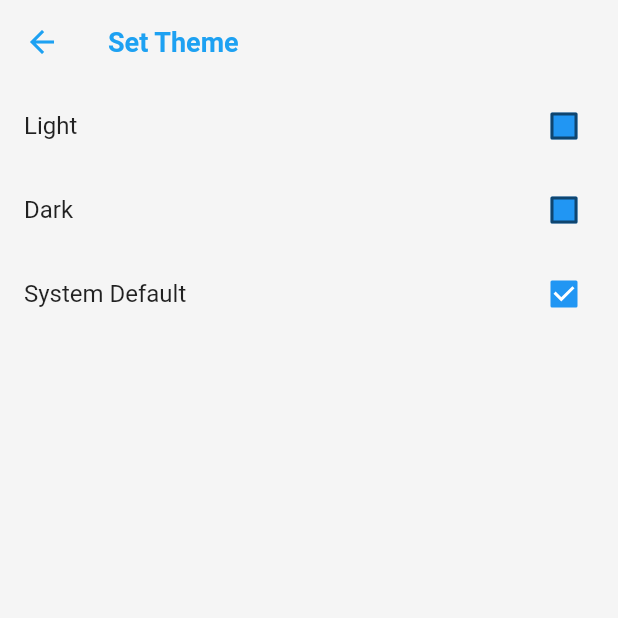
After one commit to svikapp/svik, a Flutter app: the SetThemeView screen opened by its route, after a tap on "System Default", on a phone screen of 412 x 824 dp, the top half of it. The commit adds this screen. Run offline on Flutter 3.47's test engine with Material 2 defaults, Android fonts, the phone set to English and light mode, and no system bars; our stand-ins replace bloc, equatable, eva_icons_flutter, flutter_bloc, get_it.

Commit message:
Updated Theme(Light/Dark)

```diff
--- a/lib/app.dart
+++ b/lib/app.dart
@@ -8,8 +8,11 @@ import 'package:svik2/presentation/cubit/theme/theme_cubit.dart';
 import 'package:svik2/presentation/pages/homepage_view.dart';
 import 'package:svik2/presentation/pages/login_view.dart';
 import 'package:svik2/presentation/pages/profile_view/profile_view.dart';
-import 'package:svik2/presentation/pages/settings_view/setting_view.dart';
+import 'package:svik2/presentation/pages/settings/setting_view.dart';
+import 'package:svik2/presentation/pages/settings/views/about_view/about_view.dart';
+import 'package:svik2/presentation/pages/settings/views/set_theme_view/set_theme_view.dart';
 import 'package:svik2/presentation/pages/signup_view.dart';
+import 'package:svik2/presentation/themes/app_theme.dart';
 
 class App extends StatelessWidget {
   const App({Key? key}) : super(key: key);
@@ -25,16 +28,21 @@ class App extends StatelessWidget {
           create: (context) => ThemeCubit(),
         )
       ],
-      child: BlocBuilder<ThemeCubit, ThemeData>(
-        builder: (context, theme) {
+      child: BlocBuilder<ThemeCubit, ThemeMode>(
+        builder: (context, themeMode) {
           return MaterialApp(
-            initialRoute:'/',
+            initialRoute: '/',
             routes: {
-              "/setting":(context) => SettingsView()
+              "/setting": (context) => SettingsView(),
+              "/settings/theme": (context) => SetThemeView(),
+              "/settings/about": (context) => AboutView()
             },
-                  theme: theme,
-                  home: HomePage(),
-                );
+            theme: AppTheme.light,
+            darkTheme: AppTheme.dark,
+            themeMode: themeMode,
+            home: HomePage(),
+            debugShowCheckedModeBanner: false,
+          );
         },
       ),
     );
--- a/lib/presentation/cubit/theme/theme_cubit.dart
+++ b/lib/presentation/cubit/theme/theme_cubit.dart
@@ -1,18 +1,35 @@
 import 'package:bloc/bloc.dart';
 import 'package:equatable/equatable.dart';
 import 'package:flutter/material.dart';
+import 'package:flutter/scheduler.dart';
 import 'package:svik2/presentation/themes/app_theme.dart';
 
 part 'theme_state.dart';
 
-class ThemeCubit extends Cubit<ThemeData> {
-  ThemeCubit() : super(AppTheme.light);
+class ThemeCubit extends Cubit<ThemeMode> {
+  ThemeCubit() : super(ThemeMode.light);
 
   void toggleTheme() {
     if (state == AppTheme.dark) {
-      emit(AppTheme.light);
+      emit(ThemeMode.light);
     } else {
-      emit(AppTheme.dark);
+      emit(ThemeMode.dark);
     }
   }
+
+  void switchToLight() {
+    emit(ThemeMode.light);
+  }
+
+  void switchToDark() {
+    emit(ThemeMode.dark);
+  }
+
+  void switchToSystemDefault() {
+    var brightness =
+        SchedulerBinding.instance.platformDispatcher.platformBrightness;
+    bool isDarkMode = brightness == Brightness.dark;
+    emit(ThemeMode.system);
+    // isDarkMode?emit(ThemeMode.dark):emit(ThemeMode.light);
+  }
 }
--- a/lib/presentation/pages/homepage_view.dart
+++ b/lib/presentation/pages/homepage_view.dart
@@ -33,9 +33,10 @@ class _HomePageState extends State<HomePage> {
               ProfileView()
             ],
           ),
-          bottomNavigationBar: BottomNavigationBar(
-            showSelectedLabels: false,
-            showUnselectedLabels: false,
+          bottomNavigationBar: Material(
+            elevation: 0,
+            child: BottomNavigationBar(
+              elevation: 0,
               type: BottomNavigationBarType.fixed,
               currentIndex: currentIndex,
               onTap: (index) {
@@ -69,6 +70,7 @@ class _HomePageState extends State<HomePage> {
                 ),
               ],
             ),
+          ),
         );
       },
     );
--- a/lib/presentation/pages/settings_view/setting_view.dart
+++ b/lib/presentation/pages/settings/setting_view.dart
@@ -1,7 +1,7 @@
 import 'package:flutter/material.dart';
 import 'package:flutter/src/widgets/framework.dart';
 import 'package:flutter/src/widgets/placeholder.dart';
-import 'package:svik2/presentation/pages/settings_view/widgets/settings_list.dart';
+import 'package:svik2/presentation/pages/settings/widgets/settings_list.dart';
 
 class SettingsView extends StatelessWidget {
   const SettingsView({super.key});
--- /dev/null
+++ b/lib/presentation/pages/settings/views/set_theme_view/set_theme_view.dart
@@ -0,0 +1,48 @@
+import 'package:flutter/material.dart';
+import 'package:flutter/src/widgets/container.dart';
+import 'package:flutter/src/widgets/framework.dart';
+import 'package:flutter_bloc/flutter_bloc.dart';
+import 'package:svik2/presentation/cubit/theme/theme_cubit.dart';
+import 'package:svik2/presentation/themes/app_theme.dart';
+
+class SetThemeView extends StatelessWidget {
+  const SetThemeView({super.key});
+
+  @override
+  Widget build(BuildContext context) {
+    return Scaffold(
+      appBar: AppBar(
+        title: Text("Set Theme"),
+      ),
+      body: BlocBuilder<ThemeCubit, ThemeMode>(
+        builder: (context, state) {
+          return Column(
+            children: [
+              CheckboxListTile(
+                title: Text("Light"),
+                value: state == ThemeMode.light,
+                onChanged: (v) {
+                  context.read<ThemeCubit>().switchToLight();
+                },
+              ),
+              CheckboxListTile(
+                title: Text("Dark"),
+                value:  state == ThemeMode.dark,
+                onChanged: (v) {
+                  context.read<ThemeCubit>().switchToDark();
+                },
+              ),
+              CheckboxListTile(
+                title: Text("System Default"),
+                value: state == ThemeMode.system,
+                onChanged: (v) {
+                  context.read<ThemeCubit>().switchToSystemDefault();
+                },
+              ),
+            ],
+          );
+        },
+      ),
+    );
+  }
+}
--- a/lib/presentation/themes/app_theme.dart
+++ b/lib/presentation/themes/app_theme.dart
@@ -4,33 +4,127 @@ import 'package:flutter/services.dart';
 class AppTheme {
   static ThemeData get light {
     return ThemeData(
-      primaryColor: Colors.blue,
-      fontFamily: 'Roboto',
-      useMaterial3: true,
-      textTheme: const TextTheme(
-        headline1: TextStyle(fontSize: 24.0, fontWeight: FontWeight.bold),
-        headline2: TextStyle(fontSize: 20.0, fontWeight: FontWeight.bold),
-        bodyText1: TextStyle(fontSize: 16.0),
-        bodyText2: TextStyle(fontSize: 14.0),
+      brightness: Brightness.light,
+      primaryColor: Color(0xff1DA1F2),
+      scaffoldBackgroundColor: Colors.grey[100],
+      appBarTheme: AppBarTheme(
+        elevation: 0,
+        color: Colors.grey[100],
+        iconTheme: IconThemeData(color: Color(0xff1DA1F2)),
+        titleTextStyle: TextStyle(
+          color: Color(0xff1DA1F2),
+          fontSize: 18.0,
+          fontWeight: FontWeight.bold,
+        ),
+        systemOverlayStyle: SystemUiOverlayStyle(
+          statusBarColor: Colors.grey[100],
+          statusBarIconBrightness: Brightness.dark,
+        ),
+      ),
+      bottomNavigationBarTheme: BottomNavigationBarThemeData(
+        backgroundColor: Colors.white,
+        selectedItemColor: Color(0xff1DA1F2),
+        unselectedItemColor: Colors.grey[400],
+        elevation: 0,
+        selectedIconTheme: IconThemeData(
+          size: 30,
+        ),
+        unselectedIconTheme: IconThemeData(
+          size: 25,
+        ),
+        selectedLabelStyle: TextStyle(
+          fontSize: 16,
+          fontWeight: FontWeight.bold,
+        ),
+        unselectedLabelStyle: TextStyle(
+          fontSize: 14,
+        ),
+        showUnselectedLabels: false,
+        showSelectedLabels: false,
+      ),
+      checkboxTheme: CheckboxThemeData(
+        fillColor: MaterialStateColor.resolveWith((states) => Colors.blue),
+      ),
+      switchTheme: SwitchThemeData(
+        thumbColor: MaterialStateColor.resolveWith((states) => Colors.blue),
+        // trackColor:
+        //     MaterialStateColor.resolveWith((states) => Colors.grey[400]),
       ),
     );
   }
 
   static ThemeData get dark {
-    return ThemeData(
-      // primaryColor: Colors.blue,
-      brightness: Brightness.dark,
-      fontFamily: 'Roboto',
-      useMaterial3: true,
-      textTheme: const TextTheme(
-        headline1: TextStyle(fontSize: 24.0, fontWeight: FontWeight.bold),
-        headline2: TextStyle(fontSize: 20.0, fontWeight: FontWeight.bold),
-        bodyText1: TextStyle(fontSize: 16.0),
-        bodyText2: TextStyle(fontSize: 14.0),
+    Color textColor = Color(0xff1DA1F2).computeLuminance() > 0.5 ? Colors.black : Colors.white;
+    Color bgColor = Colors.black;
+    return ThemeData.dark().copyWith(
+      scaffoldBackgroundColor: bgColor,
+      primaryColor: const Color(0xff1DA1F2),
+      bottomNavigationBarTheme: BottomNavigationBarThemeData(
+          backgroundColor: bgColor,
+          selectedItemColor: Color(0xff1DA1F2),
+          unselectedItemColor: Colors.grey[500],
+          selectedIconTheme: IconThemeData(
+            size: 30,
+          ),
+          unselectedIconTheme: IconThemeData(
+            size: 25,
+          ),
+          selectedLabelStyle: TextStyle(
+            fontSize: 16,
+            fontWeight: FontWeight.bold,
+          ),
+          unselectedLabelStyle: TextStyle(
+            fontSize: 14,
+          ),
+          showUnselectedLabels: false,
+          showSelectedLabels: false),
+      appBarTheme: AppBarTheme(
+        color: bgColor,
+        elevation: 0,
+        iconTheme: IconThemeData(color: textColor),
+        titleTextStyle: TextStyle(
+          color: textColor,
+          fontSize: 20,
+          fontWeight: FontWeight.bold,
+        ),
+        // titleTextStyle: TextStyle(
+        //   headline6: TextStyle(
+        //     color: Colors.grey[200],
+        //     fontSize: 20,
+        //     fontWeight: FontWeight.bold,
+        //   ),
+        // ),
+        systemOverlayStyle: SystemUiOverlayStyle(
+          statusBarColor: bgColor,
+          statusBarIconBrightness: Brightness.light,
+        ),
       ),
-      appBarTheme: AppBarTheme(
-        // backgroundColor: Colors.black
-      )
+      cardTheme: CardTheme(
+        color: Colors.grey[800],
+        elevation: 5,
+        shadowColor: bgColor,
+      ),
+      textTheme: TextTheme(
+        headline1: TextStyle(
+          color: Colors.grey[200],
+          fontSize: 32,
+          fontWeight: FontWeight.bold,
+        ),
+        headline2: TextStyle(
+          color: Colors.grey[200],
+          fontSize: 24,
+          fontWeight: FontWeight.bold,
+        ),
+        bodyText1: TextStyle(
+          color: Colors.grey[200],
+          fontSize: 16,
+        ),
+        button: TextStyle(
+          color: Colors.grey[200],
+          fontSize: 16,
+          fontWeight: FontWeight.bold,
+        ),
+      ),
     );
   }
 }
```
Also changed, not shown: lib/presentation/pages/profile_view/profile_view.dart (+0 -14 lines), lib/presentation/pages/settings/views/about_view/about_view.dart (added, +25 -0 lines), lib/presentation/pages/settings/widgets/settings_list.dart (added, +114 -0 lines), lib/presentation/pages/settings_view/widgets/settings_list.dart (deleted, +0 -96 lines), pubspec.yaml (+7 -14 lines), lib/presentation/pages/settings/widgets/settings_group.dart (renamed from lib/presentation/pages/settings_view/widgets/settings_group.dart), pubspec.lock, 1 other file. Lines whose indentation alone changed are shown as unchanged.
